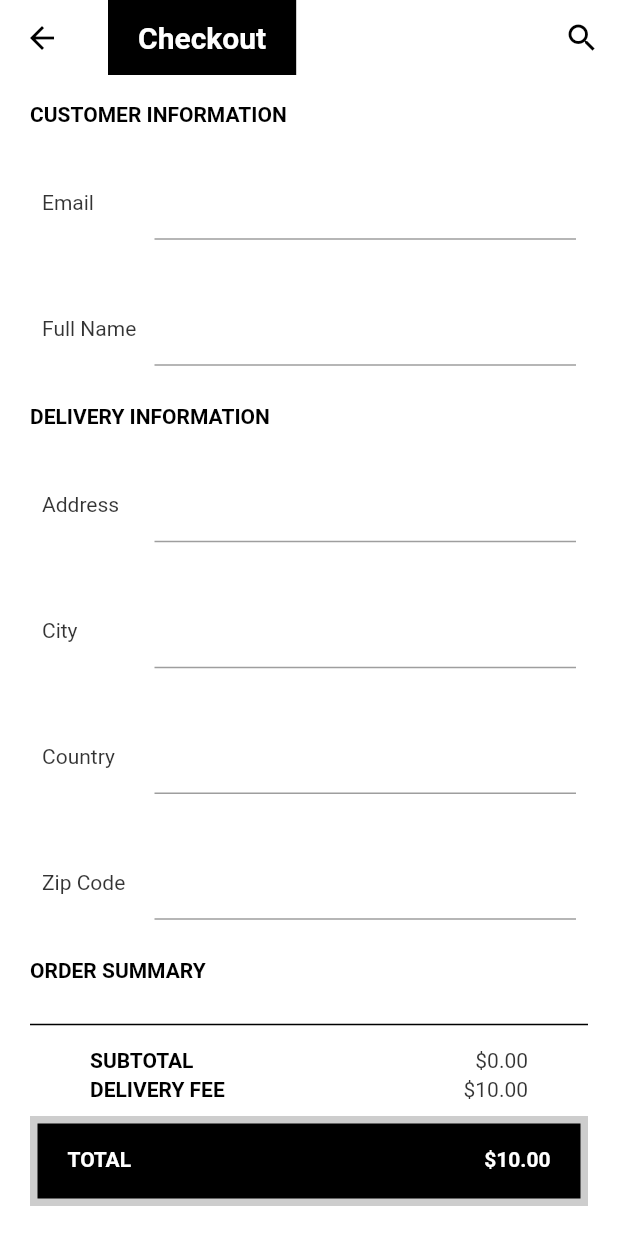
After one commit to HVlad1/ecommerce_flutter, a Flutter app: the CheckoutScreen screen opened directly, on a phone screen of 412 x 824 dp. The commit adds this screen. Run offline on Flutter 3.47's test engine with Material 2 defaults, Android fonts, the phone set to English and light mode, and no system bars; our stand-ins replace bloc, carousel_slider, equatable, flutter_bloc, go_router; generated files the repository leaves out were written again; network calls fail; Roboto replaces fonts that are missing (SanFrancisco).

Commit message:
Creates the UI for Checkout Screen

```diff
--- a/lib/components/custom_appbar.dart
+++ b/lib/components/custom_appbar.dart
@@ -14,7 +14,7 @@ class CustomAppBar extends StatelessWidget with PreferredSizeWidget {
   @override
   Widget build(BuildContext context) {
     return AppBar(
-      backgroundColor: CustomColors.transparent,
+      backgroundColor: CustomColors.secondary,
       elevation: 0,
       title: Container(
         color: CustomColors.primary,
--- a/lib/l10n/app_en.arb
+++ b/lib/l10n/app_en.arb
@@ -118,6 +118,46 @@
     "deletedFromCart" : "Deleted from Cart!",
     "@deletedFromCart": {
         "description": "Deleted from cart"
+    },
+    "checkout" : "Checkout",
+    "@checkout": {
+        "description": "Checkout title"
+    },
+    "customerInformation" : "CUSTOMER INFORMATION",
+    "@customerInformation": {
+        "description": "Customer information"
+    },
+    "checkoutEmail" : "Email",
+    "@checkoutEmail": {
+        "description": " Customer email"
+    },
+    "checkoutFullName" : "Full Name",
+    "@checkoutFullName": {
+        "description": " Customer full name"
+    },
+    "deliveryInformation" : "DELIVERY INFORMATION",
+    "@deliveryInformation": {
+        "description": "Delivery information"
+    },
+    "address" : "Address",
+    "@address": {
+        "description": "Customer address"
+    },
+    "city" : "City",
+    "@city": {
+        "description": "Customer city"
+    },
+    "country" : "Country",
+    "@country": {
+        "description": "Customer country"
+    },
+    "zipCode" : "Zip Code",
+    "@zipCode": {
+        "description": "Customer zip code"
+    },
+    "orderSummary" : "ORDER SUMMARY",
+    "@orderSummary": {
+        "description": "Order summary"
     }
 
 }
--- a/lib/l10n/app_ro.arb
+++ b/lib/l10n/app_ro.arb
@@ -28,5 +28,15 @@
     "deliveryFee": "TAXA DE LIVRARE",
     "total": "TOTAL",
     "addedToCart": "Adaugat in Cos!",
-    "deletedFromCart": "Sters din Cos!"
+    "deletedFromCart": "Sters din Cos!",
+    "checkout" : "Verificare",
+    "customerInformation": "DATELE CLIENTULUI",
+    "checkoutEmail": "Email",
+    "checkoutFullName": "Numele complet",
+    "deliveryInformation": "INFORMATII LIVRARE",
+    "address": "Adresa",
+    "city": "Oras",
+    "country": "Tara",
+    "zipCode": "Cod Zip",
+    "orderSummary": "REZUMAT COMANDA"
 }
--- a/lib/screens/cart_screen/cart_screen.dart
+++ b/lib/screens/cart_screen/cart_screen.dart
@@ -1,11 +1,12 @@
 import 'package:ecommerce_flutter/blocs/wishlist/cart/cart_bloc.dart';
-import 'package:ecommerce_flutter/colors.dart';
+import 'package:ecommerce_flutter/screens/checkout_screen/checkout_screen.dart';
 import 'package:ecommerce_flutter/spacing.dart';
 import 'package:ecommerce_flutter/themes.dart';
 import 'package:flutter/material.dart';
 import 'package:flutter_bloc/flutter_bloc.dart';
 import 'package:flutter_gen/gen_l10n/app_localizations.dart';
 import 'cart_product_card.dart';
+import 'order_summary.dart';
 
 class CartScreen extends StatefulWidget {
   const CartScreen({super.key});
@@ -92,82 +93,9 @@ class _CartScreenState extends State<CartScreen> {
                     ),
                   ),
                 ),
-                Column(
-                  children: [
-                    const Divider(thickness: 1, color: CustomColors.primary),
-                    Padding(
-                      padding: Spacings.paddingSubTotalCartScreen,
-                      child: Column(
-                        children: [
-                          Row(
-                            mainAxisAlignment: MainAxisAlignment.spaceBetween,
-                            children: [
-                              Text(AppLocalizations.of(context)!.subtotal,
-                                  style: AppThemeData()
-                                      .appThemeData
-                                      .textTheme
-                                      .headline5),
-                              Text('\$${state.cart.subtotalString}'),
-                            ],
-                          ),
-                          const SizedBox(
-                            height: Spacings.heightSizedBoxCartScreen,
-                          ),
-                          Row(
-                            mainAxisAlignment: MainAxisAlignment.spaceBetween,
-                            children: [
-                              Text(AppLocalizations.of(context)!.deliveryFee,
-                                  style: AppThemeData()
-                                      .appThemeData
-                                      .textTheme
-                                      .headline5),
-                              Text('\$${state.cart.deliveryFeeString}'),
-                            ],
-                          ),
-                        ],
-                      ),
-                    ),
-                    Stack(
-                      children: [
-                        Container(
-                          width: MediaQuery.of(context).size.width,
-                          height: Spacings.heightTotalPriceCartScreen,
-                          decoration: BoxDecoration(
-                              color: CustomColors.primary.withAlpha(50)),
-                        ),
-                        Container(
-                          width: MediaQuery.of(context).size.width,
-                          height: Spacings.heightTotalPriceCartScreenBlack,
-                          margin: Spacings.marginTotalPriceContainer,
-                          decoration:
-                              const BoxDecoration(color: CustomColors.primary),
-                          child: Padding(
-                            padding: Spacings.paddingTotalPriceContainer,
-                            child: Row(
-                              mainAxisAlignment: MainAxisAlignment.spaceBetween,
-                              children: [
-                                Text(AppLocalizations.of(context)!.total,
-                                    style: AppThemeData()
-                                        .appThemeData
-                                        .textTheme
-                                        .headline5!
-                                        .copyWith(
-                                            color: CustomColors.secondary)),
-                                Text('\$${state.cart.totalString}',
-                                    style: AppThemeData()
-                                        .appThemeData
-                                        .textTheme
-                                        .headline5!
-                                        .copyWith(
-                                            color: CustomColors.secondary)),
-                              ],
-                            ),
-                          ),
-                        )
-                      ],
-                    )
-                  ],
-                ),
+                 GestureDetector(
+                  onTap: () => Navigator.push(context, MaterialPageRoute(builder: (context) => const CheckoutScreen())),
+                  child: const OrderSummary()),
               ],
             ),
           );
--- /dev/null
+++ b/lib/screens/cart_screen/order_summary.dart
@@ -0,0 +1,97 @@
+import 'package:flutter/material.dart';
+import 'package:flutter_bloc/flutter_bloc.dart';
+import 'package:flutter_gen/gen_l10n/app_localizations.dart';
+import '../../blocs/wishlist/cart/cart_bloc.dart';
+import '../../colors.dart';
+import '../../spacing.dart';
+import '../../themes.dart';
+
+class OrderSummary extends StatelessWidget {
+  const OrderSummary({super.key});
+
+  @override
+  Widget build(BuildContext context) {
+    return BlocBuilder<CartBloc, CartState>(
+      builder: (context, state) {
+        if (state is CartLoaded) {
+          return Column(
+            children: [
+              const Divider(thickness: 1, color: CustomColors.primary),
+              Padding(
+                padding: Spacings.paddingSubTotalCartScreen,
+                child: Column(
+                  children: [
+                    Row(
+                      mainAxisAlignment: MainAxisAlignment.spaceBetween,
+                      children: [
+                        Text(AppLocalizations.of(context)!.subtotal,
+                            style: AppThemeData()
+                                .appThemeData
+                                .textTheme
+                                .headline5),
+                        Text('\$${state.cart.subtotalString}'),
+                      ],
+                    ),
+                    const SizedBox(
+                      height: Spacings.heightSizedBoxCartScreen,
+                    ),
+                    Row(
+                      mainAxisAlignment: MainAxisAlignment.spaceBetween,
+                      children: [
+                        Text(AppLocalizations.of(context)!.deliveryFee,
+                            style: AppThemeData()
+                                .appThemeData
+                                .textTheme
+                                .headline5),
+                        Text('\$${state.cart.deliveryFeeString}'),
+                      ],
+                    ),
+                  ],
+                ),
+              ),
+              Stack(
+                children: [
+                  Container(
+                    width: MediaQuery.of(context).size.width,
+                    height: Spacings.heightTotalPriceCartScreen,
+                    decoration: BoxDecoration(
+                        color: CustomColors.primary.withAlpha(50)),
+                  ),
+                  Container(
+                    width: MediaQuery.of(context).size.width,
+                    height: Spacings.heightTotalPriceCartScreenBlack,
+                    margin: Spacings.marginTotalPriceContainer,
+                    decoration:
+                        const BoxDecoration(color: CustomColors.primary),
+                    child: Padding(
+                      padding: Spacings.paddingTotalPriceContainer,
+                      child: Row(
+                        mainAxisAlignment: MainAxisAlignment.spaceBetween,
+                        children: [
+                          Text(AppLocalizations.of(context)!.total,
+                              style: AppThemeData()
+                                  .appThemeData
+                                  .textTheme
+                                  .headline5!
+                                  .copyWith(color: CustomColors.secondary)),
+                          Text('\$${state.cart.totalString}',
+                              style: AppThemeData()
+                                  .appThemeData
+                                  .textTheme
+                                  .headline5!
+                                  .copyWith(color: CustomColors.secondary)),
+                        ],
+                      ),
+                    ),
+                  )
+                ],
+              )
+            ],
+          );
+        } else {
+          return Text(AppLocalizations.of(context)!.error);
+        }
+      },
+    );
+  }
+}
--- /dev/null
+++ b/lib/screens/checkout_screen/checkout_screen.dart
@@ -0,0 +1,85 @@
+import 'package:ecommerce_flutter/colors.dart';
+import 'package:ecommerce_flutter/components/widgets.dart';
+import 'package:ecommerce_flutter/screens/cart_screen/order_summary.dart';
+import 'package:ecommerce_flutter/themes.dart';
+import 'package:flutter/material.dart';
+import 'package:flutter_gen/gen_l10n/app_localizations.dart';
+
+class CheckoutScreen extends StatefulWidget {
+  const CheckoutScreen({super.key});
+
+  @override
+  State<CheckoutScreen> createState() => _CheckoutScreenState();
+}
+
+class _CheckoutScreenState extends State<CheckoutScreen> {
+  @override
+  Widget build(BuildContext context) {
+    final TextEditingController emailController = TextEditingController();
+    final TextEditingController nameController = TextEditingController();
+    final TextEditingController addressController = TextEditingController();
+    final TextEditingController cityController = TextEditingController();
+    final TextEditingController countryController = TextEditingController();
+    final TextEditingController zipCodeController = TextEditingController();
+    return Scaffold(
+      backgroundColor: CustomColors.secondary,
+      appBar: CustomAppBar(title: AppLocalizations.of(context)!.checkout),
+      body: Padding(
+        padding: const EdgeInsets.all(20.0),
+        child: Column(
+          mainAxisAlignment: MainAxisAlignment.spaceBetween,
+          crossAxisAlignment: CrossAxisAlignment.start,
+          children: [
+            Text(
+              AppLocalizations.of(context)!.customerInformation,
+              style: AppThemeData().appThemeData.textTheme.headline5,
+            ),
+            _buildTextFormField(emailController, context,
+                AppLocalizations.of(context)!.checkoutEmail),
+            _buildTextFormField(nameController, context,
+                AppLocalizations.of(context)!.checkoutFullName),
+            Text(
+              AppLocalizations.of(context)!.deliveryInformation,
+              style: AppThemeData().appThemeData.textTheme.headline5,
+            ),
+            _buildTextFormField(addressController, context,
+                AppLocalizations.of(context)!.address),
+            _buildTextFormField(
+                cityController, context, AppLocalizations.of(context)!.city),
+            _buildTextFormField(countryController, context,
+                AppLocalizations.of(context)!.country),
+            _buildTextFormField(zipCodeController, context,
+                AppLocalizations.of(context)!.zipCode),
+            Text(
+              AppLocalizations.of(context)!.orderSummary,
+              style: AppThemeData().appThemeData.textTheme.headline5,
+            ),
+            const OrderSummary(),
+          ],
+        ),
+      ),
+    );
+  }
+
+  Padding _buildTextFormField(
+    TextEditingController controller,
+    BuildContext context,
+    String labelText,
+  ) {
+    return Padding(
+      padding: const EdgeInsets.all(8.0),
+      child: Row(
+        children: [
+          SizedBox(
+            width: 75,
+            child: Text(labelText),
+          ),
+          Expanded(
+              child: TextFormField(
+            controller: controller,
+          ))
+        ],
+      ),
+    );
+  }
+}
```
